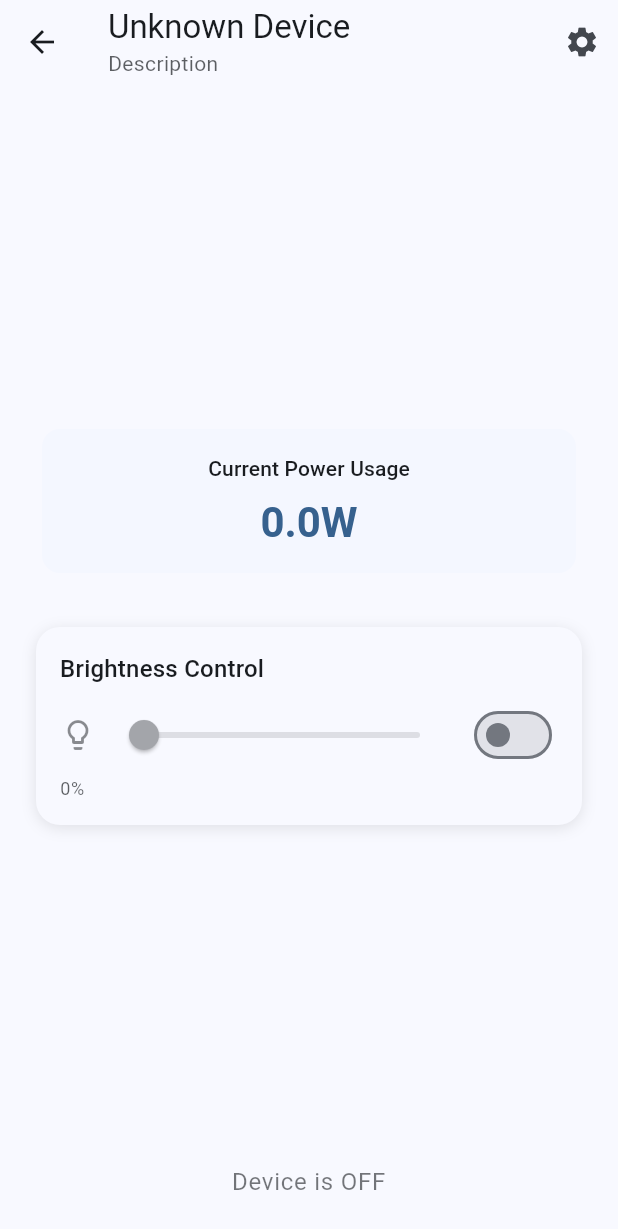
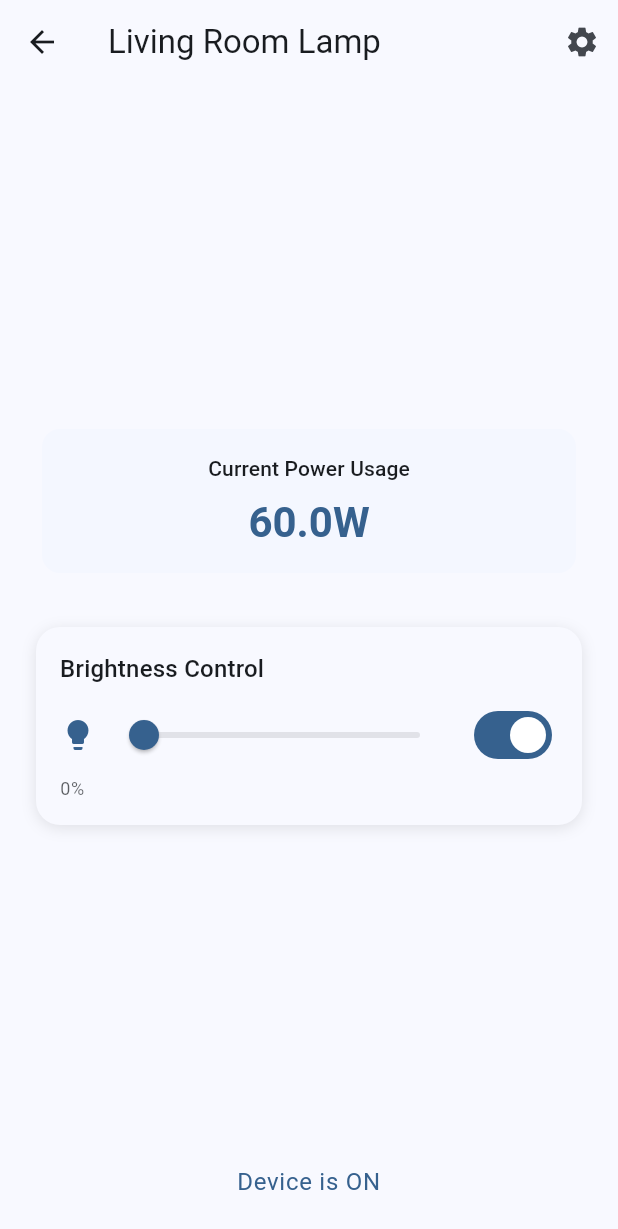
Before and after one commit to byerlyb20/zuli-app, a Flutter app: the screen it shows after launch, after a tap on "Living Room Lamp", on a phone screen of 412 x 824 dp. Shown: the top 1229 px of the screen. Run offline on Flutter 3.47's test engine with Material 3 defaults, Android fonts, the phone set to English and light mode, and no system bars.

Commit message:
Refactor navigation and smart plug detail handling Updated main app to use home route directly, modified SmartPlugDetailScreen to accept a SmartPlug instance, and adjusted SmartPlugsScreen to navigate using MaterialPageRoute instead of named routes. Changed Switch widget to non-adaptive in SmartPlugListItem for consistency.

```diff
--- a/lib/main.dart
+++ b/lib/main.dart
@@ -1,6 +1,5 @@
 import 'package:flutter/material.dart';
 import 'ui/smart_plugs/widgets/smart_plugs_screen.dart';
-import 'ui/smart_plug/widgets/smart_plug_detail_screen.dart';
 
 void main() {
   runApp(const MainApp());
@@ -27,11 +26,7 @@ class MainApp extends StatelessWidget {
         ),
         useMaterial3: true,
       ),
-      initialRoute: '/',
-      routes: {
-        '/': (context) => const SmartPlugsScreen(),
-        '/smart-plug-detail': (context) => const SmartPlugDetailScreen(),
-      },
+      home: const SmartPlugsScreen(),
     );
   }
 }
--- a/lib/ui/core/ui/smart_plug_list_item.dart
+++ b/lib/ui/core/ui/smart_plug_list_item.dart
@@ -18,7 +18,7 @@ class SmartPlugListItem extends StatelessWidget {
   Widget build(BuildContext context) {
     return ListTile(
       title: Text(smartPlug.friendlyName),
-      trailing: Switch.adaptive(
+      trailing: Switch(
         value: smartPlug.isPoweredOn,
         onChanged: onPowerToggle,
       ),
--- a/lib/ui/smart_plug/view_model/smart_plug_detail_view_model.dart
+++ b/lib/ui/smart_plug/view_model/smart_plug_detail_view_model.dart
@@ -3,6 +3,10 @@ import '../../../domain/models/smart_plug.dart';
 
 class SmartPlugDetailViewModel extends ChangeNotifier {
   SmartPlug? _smartPlug;
+
+  SmartPlugDetailViewModel({SmartPlug? smartPlug}) {
+    _smartPlug = smartPlug;
+  }
 
   // Getters
   bool get isOn => _smartPlug?.isPoweredOn ?? false;
--- a/lib/ui/smart_plug/widgets/smart_plug_detail_screen.dart
+++ b/lib/ui/smart_plug/widgets/smart_plug_detail_screen.dart
@@ -2,14 +2,20 @@ import 'package:flutter/material.dart';
 import 'package:provider/provider.dart';
 import '../view_model/smart_plug_detail_view_model.dart';
 import '../../core/ui/smart_dimmer_switch.dart';
+import '../../../domain/models/smart_plug.dart';
 
 class SmartPlugDetailScreen extends StatelessWidget {
-  const SmartPlugDetailScreen({super.key});
+  final SmartPlug smartPlug;
+
+  const SmartPlugDetailScreen({
+    super.key,
+    required this.smartPlug,
+  });
 
   @override
   Widget build(BuildContext context) {
     return ChangeNotifierProvider(
-      create: (_) => SmartPlugDetailViewModel(),
+      create: (_) => SmartPlugDetailViewModel(smartPlug: smartPlug),
       child: const SmartPlugDetailView(),
     );
   }
@@ -25,18 +31,7 @@ class SmartPlugDetailView extends StatelessWidget {
 
     return Scaffold(
       appBar: AppBar(
-        title: Column(
-          crossAxisAlignment: CrossAxisAlignment.start,
-          children: [
-            Text(viewModel.deviceName),
-            Text(
-              "Description",
-              style: theme.textTheme.bodyMedium?.copyWith(
-                color: theme.colorScheme.onSurface.withOpacity(0.7),
-              ),
-            ),
-          ],
-        ),
+        title: Text(viewModel.deviceName),
         actions: [
           IconButton(
             icon: const Icon(Icons.settings),
--- a/lib/ui/smart_plugs/widgets/smart_plugs_screen.dart
+++ b/lib/ui/smart_plugs/widgets/smart_plugs_screen.dart
@@ -2,6 +2,7 @@ import 'package:flutter/material.dart';
 import 'package:provider/provider.dart';
 import '../view_model/smart_plugs_view_model.dart';
 import '../../core/ui/smart_plug_list_item.dart';
+import '../../smart_plug/widgets/smart_plug_detail_screen.dart';
 
 class SmartPlugsScreen extends StatelessWidget {
   const SmartPlugsScreen({super.key});
@@ -80,7 +81,14 @@ class SmartPlugsView extends StatelessWidget {
                     viewModel.togglePower(smartPlug.id, newState);
                   },
                   onTap: () {
-                    Navigator.pushNamed(context, '/smart-plug-detail');
+                    Navigator.push(
+                      context,
+                      MaterialPageRoute(
+                        builder: (context) => SmartPlugDetailScreen(
+                          smartPlug: smartPlug,
+                        ),
+                      ),
+                    );
                   },
                 );
               },
```
